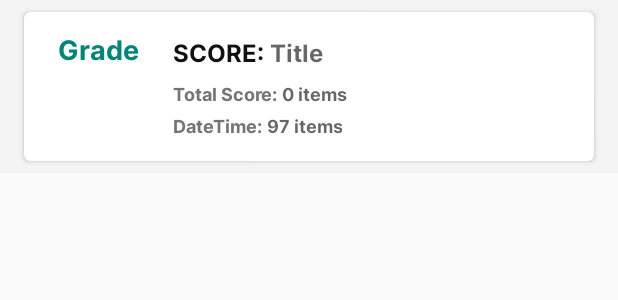
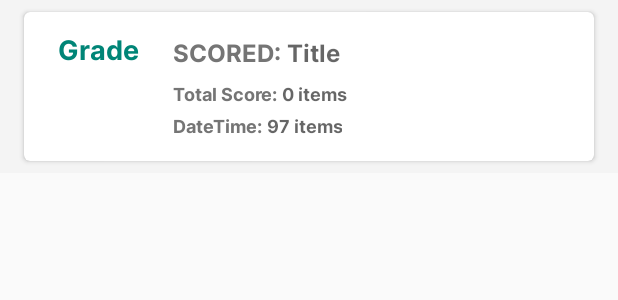
Before and after one commit to Freelauncing/QuizMe, an Android app built with Jetpack Compose: the layout item_student_record.xml on its own in the app's theme, with its tools: preview values and no code run, on a phone screen of 412 x 824 dp. Shown: the top 300 px of the screen. Run offline under Robolectric (Android 15) with nearby library versions, the phone set to English and light mode, and no system bars.

Commit message:
working on the app done

```diff
--- a/app/src/main/java/com/quiz/quizme/student/game/GameFinishFragment.kt
+++ b/app/src/main/java/com/quiz/quizme/student/game/GameFinishFragment.kt
@@ -61,7 +61,7 @@ class GameFinishFragment : Fragment() {
             LoginActivity.Fullname,
             args.numCorrect.toString(),
             args.numQuestions.toString(),
-            grade.toString()+" % ",
+            String.format("%.2f", grade)+" % ",
             currentDate)
 
         controller = GameFinishController(studentTestModel,this)
--- a/app/src/main/res/layout/item_student_record.xml
+++ b/app/src/main/res/layout/item_student_record.xml
@@ -88,8 +88,8 @@
                         <TextView
                             android:layout_width="wrap_content"
                             android:layout_height="30dp"
-                            android:textColor="@color/text_primary"
-                            android:text="Score: "
+                            android:textColor="@color/colorGrey"
+                            android:text="Scored: "
                             android:gravity="center"
                             style="@style/my_heading_md"
                             android:textAllCaps="true"
@@ -98,7 +98,7 @@
                             android:id="@+id/score"
                             android:layout_width="0dp"
                             android:layout_weight="1"                            android:layout_height="30dp"
-                            android:textColor="@color/text_primary"
+                            android:textColor="@color/colorPrimary"
                             android:hint="Title"
                             android:gravity="center|left"
                             style="@style/my_heading_md"
```
Also changed, not shown: app/src/main/java/com/quiz/quizme/LoginActivity.kt (+28 -0 lines), app/src/main/java/com/quiz/quizme/home/HomeFragment.kt (+8 -7 lines).
